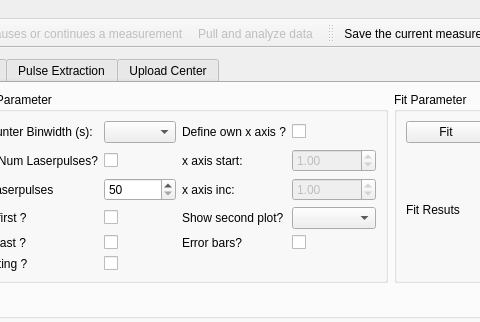
Before: the Qt Designer form gui/pulsed/ui_pulsed_maingui.ui in Ulm-IQO/qudi, drawn with Qt 5; both pictures show x 320 to 800 and y 0 to 322 of the 1014 by 886 pixel window.
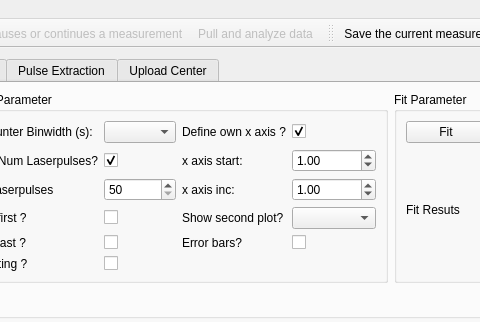
After: the same form once the commit is applied. The open tabs and pages were chosen to show the change. Icons and pictures are not drawn. Custom widgets are drawn as their Qt base class.

Commit message: Implement finally the integration of number of laser pulses and the measurement_ticks_list usage for the chain PulsedMeasurementLogic PulsedMeasurementGui and SequenceGeneratorLogic. Make the proper use of the set_measurement_ticks_list method in the PulsedMeasurementLogic. Use also the method set_num_of_lasers in PulsedMeasurementLogic properly in the GUI. Set in the ui a configuraion, which runs with the Dummy Configuration. Make further usage of the Scientific (Double) Spin Boxes in the GUI for testing purpose. They seem to work good.

```diff
--- a/gui/pulsed/ui_pulsed_maingui.ui
+++ b/gui/pulsed/ui_pulsed_maingui.ui
@@ -385,11 +385,14 @@
                  </item>
                  <item row="0" column="3">
                   <widget class="QCheckBox" name="ana_param_x_axis_defined_CheckBox">
+                   <property name="enabled">
+                    <bool>true</bool>
+                   </property>
                    <property name="text">
                     <string/>
                    </property>
                    <property name="checked">
-                    <bool>false</bool>
+                    <bool>true</bool>
                    </property>
                   </widget>
                  </item>
@@ -405,6 +408,9 @@
                    <property name="text">
                     <string/>
                    </property>
+                   <property name="checked">
+                    <bool>true</bool>
+                   </property>
                   </widget>
                  </item>
                  <item row="1" column="0">
@@ -422,9 +428,9 @@
                   </widget>
                  </item>
                  <item row="1" column="3">
-                  <widget class="QDoubleSpinBox" name="ana_param_x_axis_start_DoubleSpinBox">
+                  <widget class="ScienDSpinBox" name="ana_param_x_axis_start_ScienDSpinBox">
                    <property name="enabled">
-                    <bool>false</bool>
+                    <bool>true</bool>
                    </property>
                    <property name="maximum">
                     <double>999999999.000000000000000</double>
@@ -442,9 +448,9 @@
                   </widget>
                  </item>
                  <item row="2" column="3">
-                  <widget class="QDoubleSpinBox" name="ana_param_x_axis_inc_DoubleSpinBox">
+                  <widget class="ScienDSpinBox" name="ana_param_x_axis_inc_ScienDSpinBox">
                    <property name="enabled">
-                    <bool>false</bool>
+                    <bool>true</bool>
                    </property>
                    <property name="maximum">
                     <double>999999999.000000000000000</double>
@@ -2197,6 +2203,11 @@
    <extends>QDoubleSpinBox</extends>
    <header>tools.scientific_spinbox.h</header>
   </customwidget>
+  <customwidget>
+   <class>ScienSpinBox</class>
+   <extends>QSpinBox</extends>
+   <header>tools.scientific_spinbox.h</header>
+  </customwidget>
  </customwidgets>
  <resources/>
  <connections>
```
Left out of the diff: 8 changed lines with no effect on the pictures. The commit also changes 2 other files.
